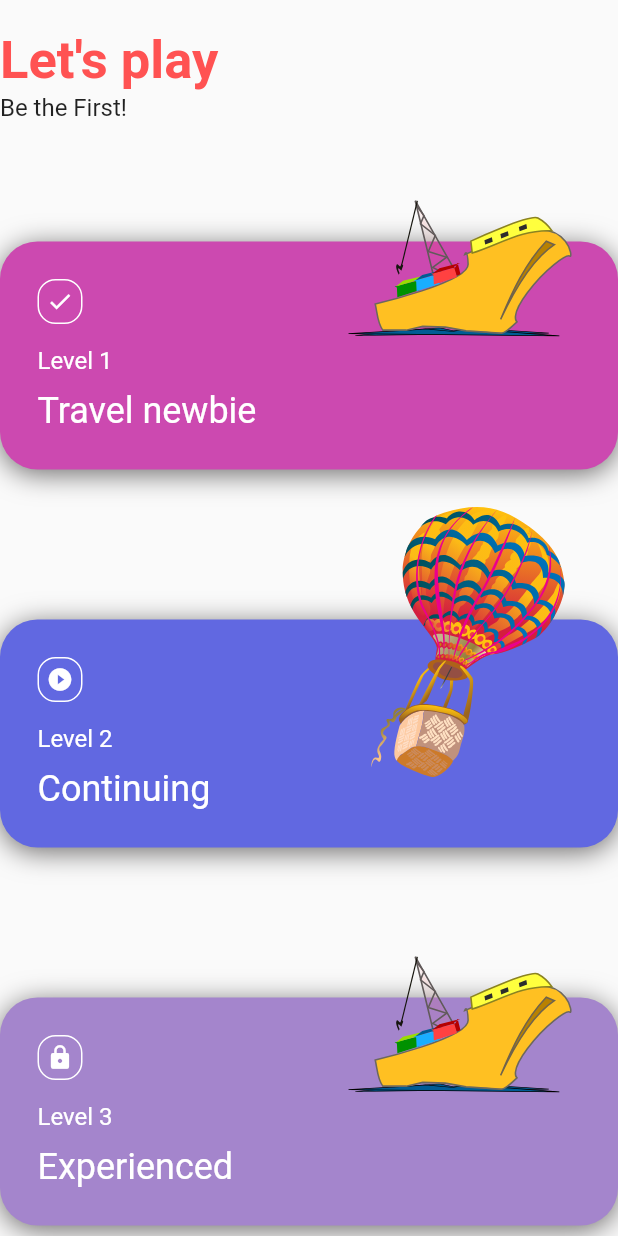
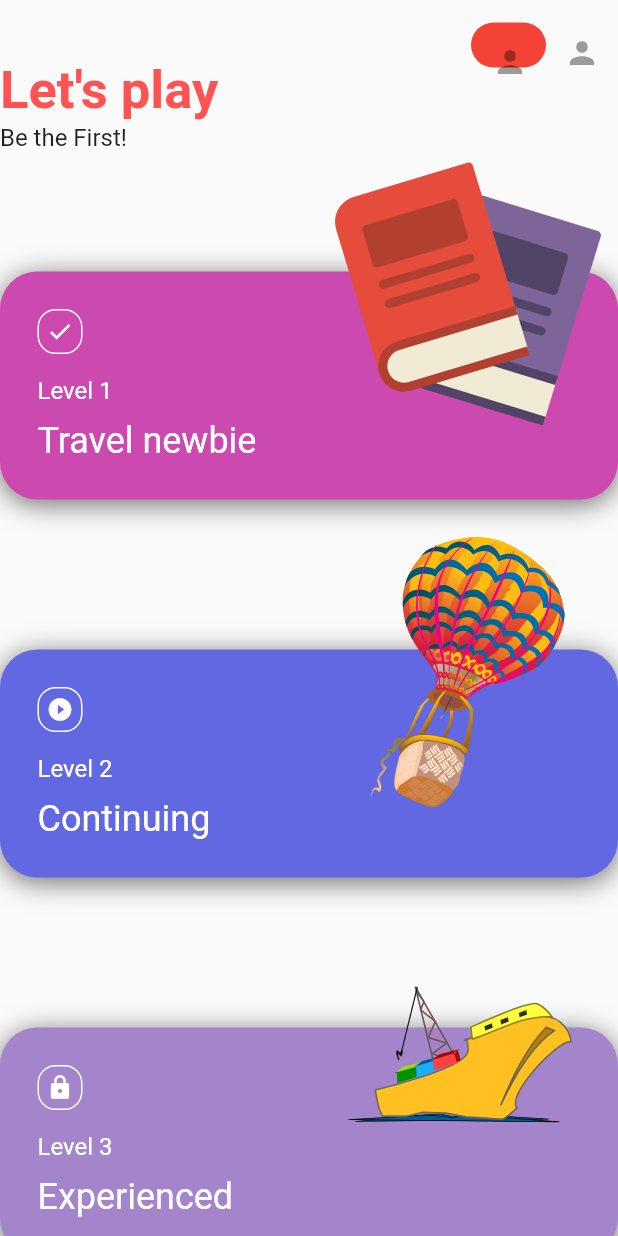
Before and after one commit to sammyodiagbe/quizapp, a Flutter app: the screen it shows after launch, on a phone screen of 412 x 824 dp. Run offline on Flutter 3.47's test engine with Material 2 defaults, Android fonts, the phone set to English and light mode, and no system bars; our stand-ins replace flutter_svg, google_fonts.

Commit message:
finishing up the homepage screen

```diff
--- a/lib/main.dart
+++ b/lib/main.dart
@@ -18,7 +18,7 @@ class QuizApp extends StatelessWidget {
       title: 'Flutter Demo',
       debugShowCheckedModeBanner: false,
       theme: ThemeData(
-        textTheme: GoogleFonts.latoTextTheme(textTheme).copyWith(
+        textTheme: GoogleFonts.pacificoTextTheme(textTheme).copyWith(
           headline1: TextStyle(
             fontSize: 35,
             fontWeight: FontWeight.bold,
--- a/lib/screens/home.dart
+++ b/lib/screens/home.dart
@@ -8,16 +8,22 @@ class Home extends StatelessWidget {
   Widget build(BuildContext context) {
     final size = MediaQuery.of(context).padding.top;
     final width = MediaQuery.of(context).size.width;
-    return Scaffold(
+    final double barHeight = 60;
+    return SafeArea(
+      bottom: false,
+      child: Scaffold(
           // appBar: AppBar(actions: [
           //   IconButton(
           //     onPressed: null,
           //     icon: Icon(Icons.person),
           //   )
           // ]),
-        body: SingleChildScrollView(
-      child: Padding(
-        padding: EdgeInsets.all(size),
+
+          body: Container(
+        child: Stack(
+          children: [
+            SingleChildScrollView(
+              padding: EdgeInsets.only(top: size + 20, left: size, right: size),
               child: Column(
                 mainAxisAlignment: MainAxisAlignment.start,
                 crossAxisAlignment: CrossAxisAlignment.start,
@@ -40,7 +46,7 @@ class Home extends StatelessWidget {
                         level: 1,
                         title: 'Travel newbie',
                         containerColor: 0xffcc49b0,
-                  imagePath: 'assets/images/cargo_ship.svg',
+                        imagePath: 'assets/images/books.svg',
                       ),
                       SizedBox(height: 100),
                       GameLevelCard(
@@ -63,7 +69,49 @@ class Home extends StatelessWidget {
                 ],
               ),
             ),
-    ));
+            Positioned(
+              top: 0,
+              left: 0,
+              child: Container(
+                height: barHeight,
+                width: width,
+                padding: EdgeInsets.symmetric(horizontal: size, vertical: 15),
+                child: Row(
+                  mainAxisAlignment: MainAxisAlignment.end,
+                  crossAxisAlignment: CrossAxisAlignment.center,
+                  children: [
+                    Container(
+                      padding: EdgeInsets.all(5),
+                      height: 50,
+                      width: 50,
+                      child: Center(
+                        child: IconButton(
+                          icon: Icon(Icons.person),
+                          color: Colors.blueAccent,
+                          onPressed: null,
+                        ),
+                      ),
+                      decoration: BoxDecoration(
+                        border: Border.all(
+                          color: Color(0xffeee),
+                        ),
+                        borderRadius: BorderRadius.circular(20),
+                        color: Colors.red,
+                      ),
+                    ),
+                    IconButton(
+                      icon: Icon(Icons.person),
+                      color: Colors.blueAccent,
+                      onPressed: null,
+                    ),
+                  ],
+                ),
+              ),
+            ),
+          ],
+        ),
+      )),
+    );
   }
 }
 
```
Also changed, not shown: assets/images/books.svg (added). Lines whose indentation alone changed are shown as unchanged.
